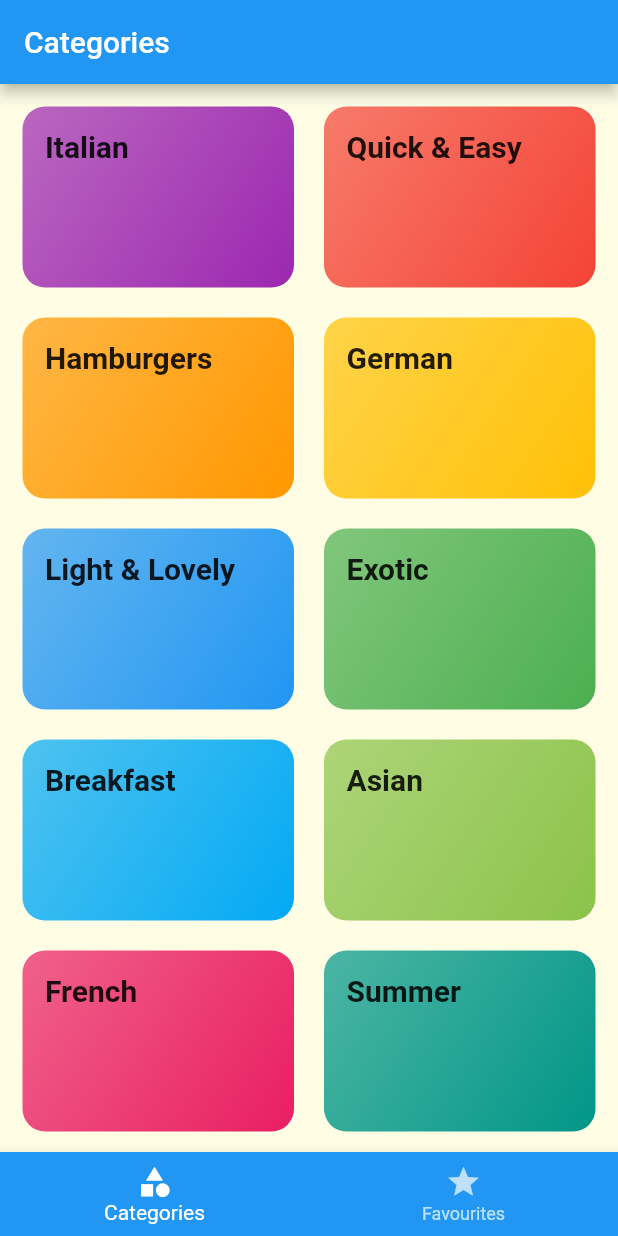
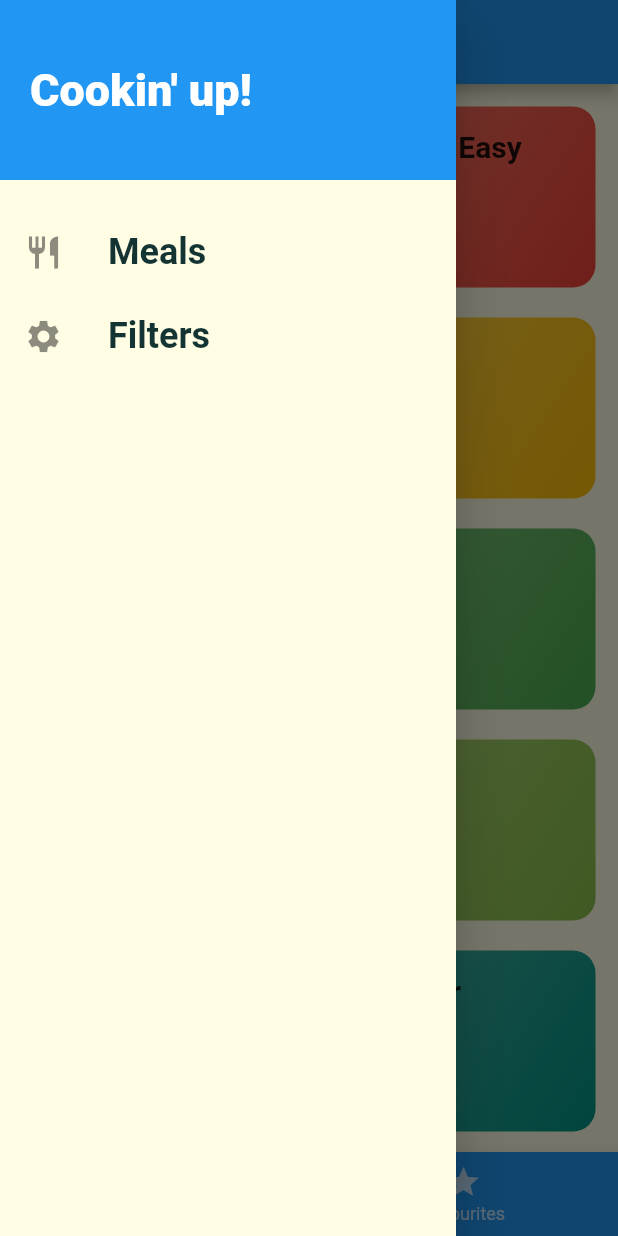
Before and after one commit to codewithavinash/DailyMeals, a Flutter app: the screen it shows after launch, with the side drawer open (before the commit the screen has no drawer), on a phone screen of 412 x 824 dp. Run offline on Flutter 3.47's test engine with Material 2 defaults, Android fonts, the light colour scheme and no system bars.

Commit message:
Drawer added

```diff
--- /dev/null
+++ b/lib/main_drawer.dart
@@ -0,0 +1,53 @@
+import 'package:flutter/material.dart';
+
+class MainDrawer extends StatelessWidget {
+  // const MainDrawer({ Key? key }) : super(key: key);
+
+  Widget builListTiles(String title, IconData icon) {
+    return ListTile(
+      leading: Icon(
+        icon,
+        size: 26,
+      ),
+      title: Text(
+        title,
+        style: TextStyle(
+          fontFamily: 'RobotoCondensed',
+          fontSize: 24,
+          fontWeight: FontWeight.bold,
+        ),
+      ),
+      onTap: () {},
+    );
+  }
+
+  @override
+  Widget build(BuildContext context) {
+    return Drawer(
+      child: Column(
+        children: <Widget>[
+          Container(
+            height: 120,
+            width: double.infinity,
+            padding: EdgeInsets.all(20),
+            alignment: Alignment.centerLeft,
+            color: Theme.of(context).primaryColor,
+            child: Text(
+              'Cookin\' up!',
+              style: TextStyle(
+                fontWeight: FontWeight.w900,
+                fontSize: 30,
+                color: Colors.white,
+              ),
+            ),
+          ),
+          SizedBox(
+            height: 20,
+          ),
+          builListTiles('Meals', Icons.restaurant),
+          builListTiles('Filters', Icons.settings),
+        ],
+      ),
+    );
+  }
+}
--- a/lib/screens/meal_detail_screen.dart
+++ b/lib/screens/meal_detail_screen.dart
@@ -53,7 +53,7 @@ class MealDetailScreen extends StatelessWidget {
             buildContainer(
               ListView.builder(
                 itemBuilder: (ctx, index) => Card(
-                  color: Theme.of(context).accentColor,
+                  color: Theme.of(context).primaryColor,
                   child: Padding(
                     padding: EdgeInsets.symmetric(
                       vertical: 5,
--- a/lib/screens/tabs_screen.dart
+++ b/lib/screens/tabs_screen.dart
@@ -1,4 +1,5 @@
 import 'package:flutter/material.dart';
+import '../main_drawer.dart';
 import './categories_screen.dart';
 import './favorite_screens.dart';
 
@@ -37,6 +38,7 @@ class _TabsScreenState extends State<TabsScreen> {
         // title: Text('Meals'),
         title: Text(_pages[_selectedPageIndex]['title']),
       ),
+      drawer: MainDrawer(),
       // body: _pages[_selectedPageIndex],
       body: _pages[_selectedPageIndex]['page'],
       bottomNavigationBar: BottomNavigationBar(
```
